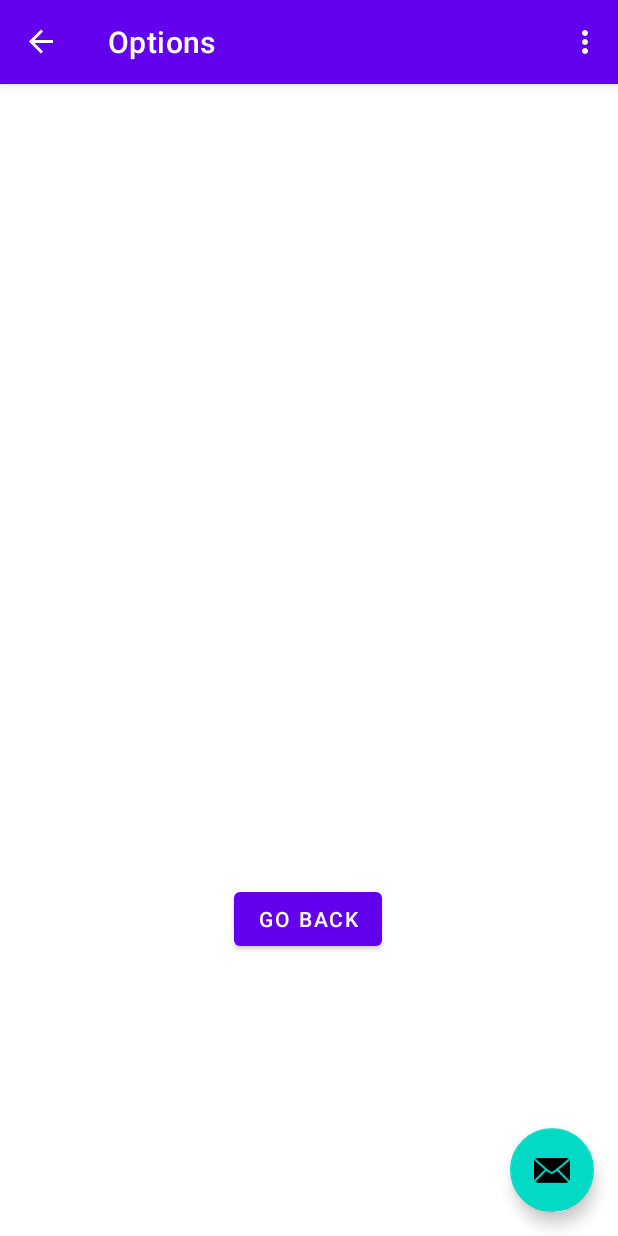
After one commit to mjausmanis/DrinkOrDare, an Android app: the OptionsFragment screen opened through its navigation route, on a phone screen of 412 x 824 dp. The commit adds this screen. Run offline under Robolectric (Android 15) with nearby library versions, the phone set to English and light mode, and no system bars; our stand-ins replace navigation-ui.

Commit message:
FirstSetup
Renamed fragments and added an Options fragment

```diff
--- a/app/build.gradle
+++ b/app/build.gradle
@@ -38,6 +38,7 @@ dependencies {
     implementation 'androidx.constraintlayout:constraintlayout:2.1.4'
     implementation 'androidx.navigation:navigation-fragment:2.5.3'
     implementation 'androidx.navigation:navigation-ui:2.5.3'
+    implementation 'androidx.preference:preference:1.2.0'
     testImplementation 'junit:junit:4.13.2'
     androidTestImplementation 'androidx.test.ext:junit:1.1.4'
     androidTestImplementation 'androidx.test.espresso:espresso-core:3.5.0'
--- a/app/src/main/java/com/example/drinkordare/FirstFragment.java
+++ b/app/src/main/java/com/example/drinkordare/MainMenuFragment.java
@@ -9,11 +9,11 @@ import androidx.annotation.NonNull;
 import androidx.fragment.app.Fragment;
 import androidx.navigation.fragment.NavHostFragment;
 
-import com.example.drinkordare.databinding.FragmentFirstBinding;
+import com.example.drinkordare.databinding.MainMenuFragBinding;
 
-public class FirstFragment extends Fragment {
+public class MainMenuFragment extends Fragment {
 
-    private FragmentFirstBinding binding;
+    private MainMenuFragBinding binding;
 
     @Override
     public View onCreateView(
@@ -21,7 +21,7 @@ public class FirstFragment extends Fragment {
             Bundle savedInstanceState
     ) {
 
-        binding = FragmentFirstBinding.inflate(inflater, container, false);
+        binding = MainMenuFragBinding.inflate(inflater, container, false);
         return binding.getRoot();
 
     }
@@ -32,8 +32,15 @@ public class FirstFragment extends Fragment {
         binding.buttonFirst.setOnClickListener(new View.OnClickListener() {
             @Override
             public void onClick(View view) {
-                NavHostFragment.findNavController(FirstFragment.this)
-                        .navigate(R.id.action_FirstFragment_to_SecondFragment);
+                NavHostFragment.findNavController(MainMenuFragment.this)
+                        .navigate(R.id.action_MainMenuFragment_to_PlayerInputFragment);
+            }
+        });
+        binding.goToSetting.setOnClickListener(new View.OnClickListener() {
+            @Override
+            public void onClick(View view) {
+                NavHostFragment.findNavController(MainMenuFragment.this)
+                        .navigate(R.id.action_MainMenuFragment_to_OptionsFragment);
             }
         });
     }
--- /dev/null
+++ b/app/src/main/java/com/example/drinkordare/OptionsFragment.java
@@ -0,0 +1,46 @@
+package com.example.drinkordare;
+
+import android.os.Bundle;
+
+import androidx.annotation.NonNull;
+import androidx.fragment.app.Fragment;
+import androidx.navigation.fragment.NavHostFragment;
+
+import android.view.LayoutInflater;
+import android.view.View;
+import android.view.ViewGroup;
+
+import com.example.drinkordare.databinding.FragmentOptionsBinding;
+
+
+public class OptionsFragment extends Fragment {
+
+    private FragmentOptionsBinding binding;
+
+    @Override
+    public void onCreate(Bundle savedInstanceState) {
+        super.onCreate(savedInstanceState);
+    }
+
+    @Override
+    public View onCreateView(LayoutInflater inflater, ViewGroup container,
+                             Bundle savedInstanceState) {
+
+
+        binding = FragmentOptionsBinding.inflate(inflater, container, false);
+        return binding.getRoot();
+    }
+
+
+    public void onViewCreated(@NonNull View view, Bundle savedInstanceState) {
+        super.onViewCreated(view, savedInstanceState);
+
+        binding.goToMenu.setOnClickListener(new View.OnClickListener() {
+            @Override
+            public void onClick(View view) {
+                NavHostFragment.findNavController(OptionsFragment.this)
+                        .navigate(R.id.action_OptionsFragment_to_MainMenuFragment);
+            }
+        });
+    }
+}
--- /dev/null
+++ b/app/src/main/res/layout/fragment_options.xml
@@ -0,0 +1,24 @@
+<?xml version="1.0" encoding="utf-8"?>
+<androidx.constraintlayout.widget.ConstraintLayout xmlns:android="http://schemas.android.com/apk/res/android"
+    xmlns:app="http://schemas.android.com/apk/res-auto"
+    xmlns:tools="http://schemas.android.com/tools"
+    android:id="@+id/frameLayout"
+    android:layout_width="match_parent"
+    android:layout_height="match_parent"
+    tools:context=".OptionsFragment">
+
+    <!-- TODO: Update blank fragment layout -->
+
+    <Button
+        android:id="@+id/goToMenu"
+        android:layout_width="wrap_content"
+        android:layout_height="wrap_content"
+        android:text="Go Back"
+        app:layout_constraintBottom_toBottomOf="parent"
+        app:layout_constraintEnd_toEndOf="parent"
+        app:layout_constraintHorizontal_bias="0.498"
+        app:layout_constraintStart_toStartOf="parent"
+        app:layout_constraintTop_toTopOf="parent"
+        app:layout_constraintVertical_bias="0.74" />
+
+</androidx.constraintlayout.widget.ConstraintLayout>
--- a/app/src/main/res/layout/fragment_second.xml
+++ b/app/src/main/res/layout/player_input_frag.xml
@@ -4,7 +4,7 @@
     xmlns:tools="http://schemas.android.com/tools"
     android:layout_width="match_parent"
     android:layout_height="match_parent"
-    tools:context=".SecondFragment">
+    tools:context=".PlayerInputFragment">
 
     <TextView
         android:id="@+id/textview_second"
--- a/app/src/main/res/navigation/nav_graph.xml
+++ b/app/src/main/res/navigation/nav_graph.xml
@@ -3,26 +3,39 @@
     xmlns:app="http://schemas.android.com/apk/res-auto"
     xmlns:tools="http://schemas.android.com/tools"
     android:id="@+id/nav_graph"
-    app:startDestination="@id/FirstFragment">
+    app:startDestination="@id/MainMenuFragment">
 
     <fragment
-        android:id="@+id/FirstFragment"
-        android:name="com.example.drinkordare.FirstFragment"
+        android:id="@+id/MainMenuFragment"
+        android:name="com.example.drinkordare.MainMenuFragment"
         android:label="@string/first_fragment_label"
-        tools:layout="@layout/fragment_first">
+        tools:layout="@layout/main_menu_frag">
 
         <action
-            android:id="@+id/action_FirstFragment_to_SecondFragment"
-            app:destination="@id/SecondFragment" />
+            android:id="@+id/action_MainMenuFragment_to_PlayerInputFragment"
+            app:destination="@id/PlayerInputFragment" />
+        <action
+            android:id="@+id/action_MainMenuFragment_to_OptionsFragment"
+            app:destination="@id/OptionsFragment" />
     </fragment>
     <fragment
-        android:id="@+id/SecondFragment"
-        android:name="com.example.drinkordare.SecondFragment"
+        android:id="@+id/PlayerInputFragment"
+        android:name="com.example.drinkordare.PlayerInputFragment"
         android:label="@string/second_fragment_label"
-        tools:layout="@layout/fragment_second">
+        tools:layout="@layout/player_input_frag">
 
         <action
             android:id="@+id/action_SecondFragment_to_FirstFragment"
-            app:destination="@id/FirstFragment" />
+            app:destination="@id/MainMenuFragment" />
+    </fragment>
+    <fragment
+        android:id="@+id/OptionsFragment"
+        android:name="com.example.drinkordare.OptionsFragment"
+        android:label="@string/options_label"
+        tools:layout="@layout/fragment_options">
+
+        <action
+            android:id="@+id/action_OptionsFragment_to_MainMenuFragment"
+            app:destination="@id/MainMenuFragment" />
     </fragment>
 </navigation>
```
Also changed, not shown: app/src/main/java/com/example/drinkordare/PlayerInputFragment.java (renamed from app/src/main/java/com/example/drinkordare/SecondFragment.java, +5 -5 lines), app/src/main/res/layout/main_menu_frag.xml (renamed from app/src/main/res/layout/fragment_first.xml, +13 -1 lines), app/src/main/res/values/strings.xml (+17 -0 lines).
